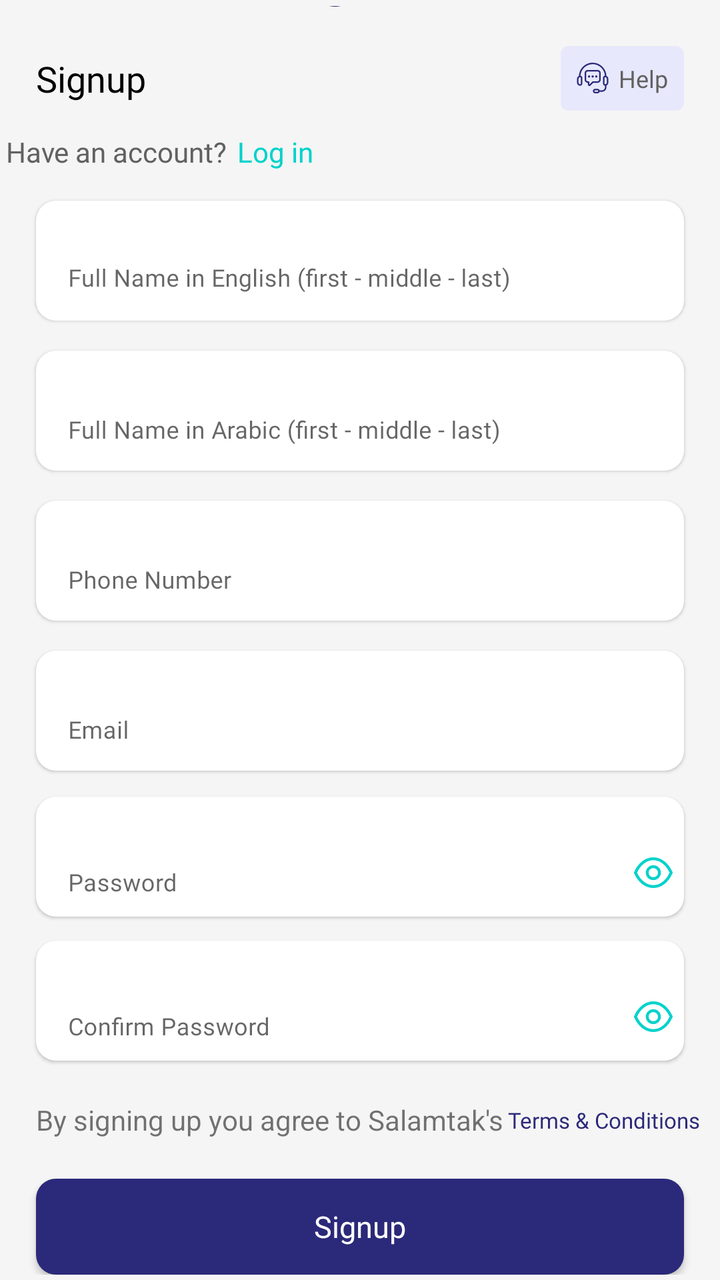
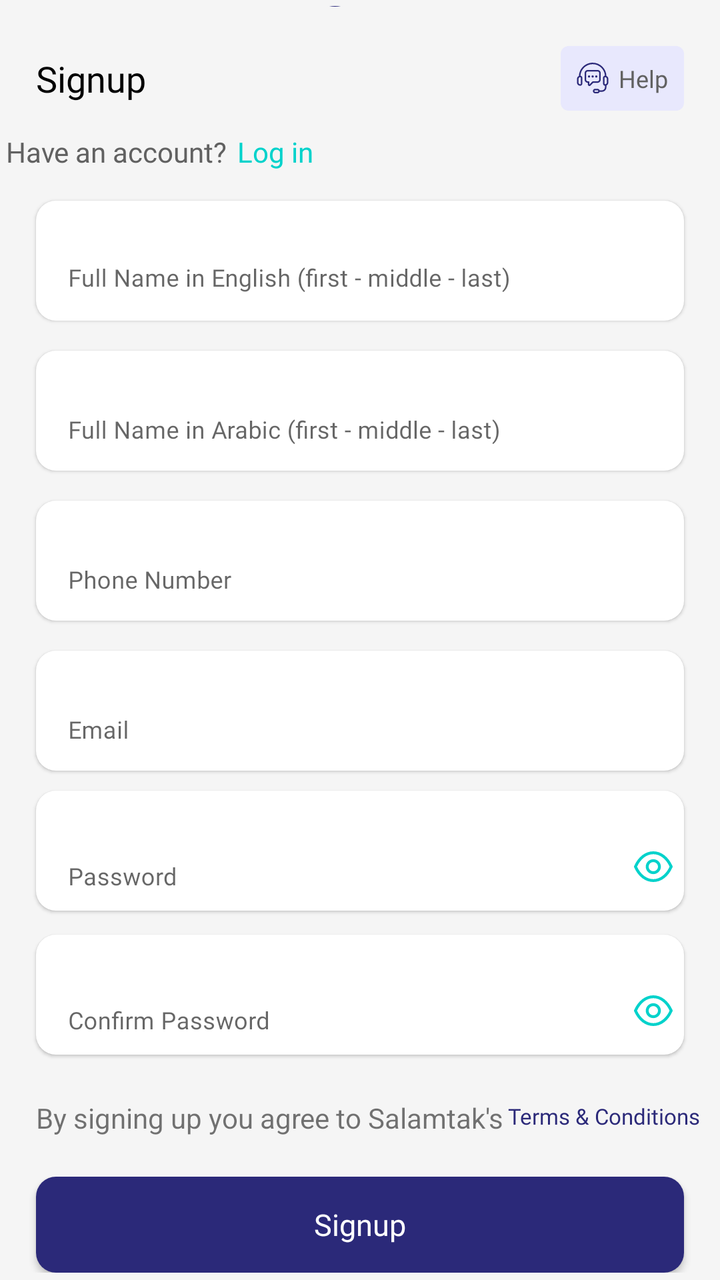

Two renders of the same Android screen: before a commit and after it. Below are the layout's source before the change and the commit's diff.
<!-- AndroidManifest.xml: application theme Theme.NewDesign -->
<!-- res/layout/signupfragment.xml -->
<?xml version="1.0" encoding="utf-8"?>
<androidx.constraintlayout.widget.ConstraintLayout
    xmlns:android="http://schemas.android.com/apk/res/android"
    xmlns:app="http://schemas.android.com/apk/res-auto"
    xmlns:tools="http://schemas.android.com/tools"
    android:layout_width="match_parent"
    android:layout_height="match_parent"
    android:background="@color/bg_color_gray"
    tools:context=".fragment.splash.ChooseLanguageFragment">

<androidx.core.widget.NestedScrollView
    android:layout_width="match_parent"
    android:layout_height="0dp"
    app:layout_constraintTop_toTopOf="parent"
    app:layout_constraintBottom_toBottomOf="parent"
    >
    <androidx.constraintlayout.widget.ConstraintLayout
        android:layout_width="match_parent"
        android:layout_height="match_parent"
        android:padding="3dp"
        >

    <com.google.android.material.imageview.ShapeableImageView
        android:id="@+id/iv_doctorProfile"
        android:layout_width="80dp"
        android:layout_height="80dp"
        android:layout_marginTop="70dp"
        android:adjustViewBounds="true"
        android:visibility="gone"
        android:src="@drawable/iv_doctor_logo"
        app:layout_constraintEnd_toEndOf="parent"
        app:layout_constraintStart_toStartOf="parent"
        app:layout_constraintTop_toTopOf="parent" />
        <androidx.constraintlayout.widget.ConstraintLayout
            android:layout_width="25dp"
            android:layout_height="25dp"
            android:background="@drawable/bg_circle"
            android:layout_marginStart="10dp"
            app:layout_constraintEnd_toEndOf="@+id/iv_doctorProfile"
           app:layout_constraintBottom_toBottomOf="@+id/iv_doctorProfile"
            >
            <com.google.android.material.imageview.ShapeableImageView
                android:id="@+id/iv_cam"
                android:layout_width="18dp"
                android:layout_height="15dp"
                android:adjustViewBounds="true"
                android:src="@drawable/ic_camera"
                app:layout_constraintStart_toStartOf="parent"
                app:layout_constraintEnd_toEndOf="parent"
                app:layout_constraintBottom_toBottomOf="parent"
                app:layout_constraintTop_toTopOf="parent"
                 />
        </androidx.constraintlayout.widget.ConstraintLayout>

    <androidx.appcompat.widget.AppCompatTextView
        android:id="@+id/tv_uploadPhoto"
        android:layout_width="0dp"
        android:layout_height="wrap_content"
        android:layout_marginTop="10dp"
        android:fontFamily="@font/avenirltstd_roman"
        android:gravity="center"
        android:padding="2dp"
        android:visibility="gone"
        android:text="@string/upload_your_photo"
        android:textColor="@color/gray"
        android:textSize="16sp"
        app:layout_constraintEnd_toEndOf="parent"
        app:layout_constraintStart_toStartOf="parent"
        app:layout_constraintTop_toBottomOf="@+id/iv_doctorProfile"
        app:layout_constraintWidth_percent=".85" />


    <com.google.android.material.textfield.TextInputLayout
        android:id="@+id/textinput_fullName_En"
        style="@style/Widget.MaterialComponents.TextInputLayout.OutlinedBox"
        android:layout_width="match_parent"
        android:layout_height="60dp"
        android:layout_margin="15dp"
        android:layout_marginTop="20dp"
        android:background="@drawable/bg_edittext"
        android:elevation="1dp"
        android:paddingTop="4dp"
        app:boxBackgroundMode="none"
        app:layout_constraintEnd_toEndOf="parent"
        app:layout_constraintStart_toStartOf="parent"
        app:layout_constraintTop_toBottomOf="@+id/tv_login">

        <com.google.android.material.textfield.TextInputEditText
            android:id="@+id/et_fullName_En"
            android:layout_width="match_parent"
            android:layout_gravity="center_horizontal"
            android:gravity="start"
            android:layout_marginTop="5dp"
            android:imeOptions="actionNext"
            android:foregroundTint="@color/gray"
            android:digits="abcdefghijklmnopqrstuvwxyz ABCDEFGHIJKLMNOPQRSTUVWXYZ "
            android:hint="@string/full_name_in_english_first_middle_last"
            android:textColor="@color/black"
            android:fontFamily="@font/avenirltstd_roman"
            android:textSize="12sp"
            android:layout_height="60dp"
            android:inputType="text" />

    </com.google.android.material.textfield.TextInputLayout>
        <androidx.appcompat.widget.AppCompatTextView
            android:id="@+id/tv_fullNameError"
            android:layout_width="wrap_content"
            android:layout_height="wrap_content"
            android:layout_marginTop="5dp"
            android:layout_marginBottom="5dp"
            android:layout_marginStart="15dp"
            android:fontFamily="@font/avenirltstd_roman"
            android:gravity="center"
            android:padding="2dp"
            android:text=""
            android:textColor="@color/red"
            android:textSize="12sp"
            android:visibility="gone"
            app:layout_constraintStart_toStartOf="parent"
            app:layout_constraintTop_toBottomOf="@+id/textinput_fullName_En"
            app:layout_constraintBottom_toTopOf="@+id/textinput_fullName_Ar"
             />

    <com.google.android.material.textfield.TextInputLayout
        android:id="@+id/textinput_fullName_Ar"
        style="@style/Widget.MaterialComponents.TextInputLayout.OutlinedBox"
        android:layout_width="match_parent"
        android:layout_height="60dp"
        android:layout_margin="15dp"
        android:background="@drawable/bg_edittext"
        android:elevation="1dp"
        android:paddingTop="5dp"
        android:hint="@string/full_name_in_arabic_first_middle_last"
        app:boxBackgroundMode="none"
        app:layout_constraintEnd_toEndOf="parent"
        app:layout_constraintStart_toStartOf="parent"
        app:layout_constraintTop_toBottomOf="@+id/textinput_fullName_En">

        <com.google.android.material.textfield.TextInputEditText
            android:id="@+id/et_fullName_AR"
            android:layout_width="match_parent"
            android:layout_gravity="center_horizontal"
            android:gravity="start"
            android:imeOptions="actionNext"
            android:textColor="@color/black"
            android:fontFamily="@font/avenirltstd_roman"
            android:textSize="12sp"
            android:digits="غظضذخثتشرقصفعسنملكيطحزوهدبا "
            android:layout_marginTop="5dp"
            android:layout_height="60dp"
            android:inputType="text" />

    </com.google.android.material.textfield.TextInputLayout>
        <androidx.appcompat.widget.AppCompatTextView
            android:id="@+id/tv_fullNameARError"
            android:layout_width="wrap_content"
            android:layout_height="wrap_content"
            android:layout_marginTop="5dp"
            android:layout_marginBottom="5dp"
            android:layout_marginStart="15dp"
            android:fontFamily="@font/avenirltstd_roman"
            android:gravity="center"
            android:padding="2dp"
            android:text=""
            android:textColor="@color/red"
            android:textSize="12sp"
            android:visibility="gone"
            app:layout_constraintStart_toStartOf="parent"
            app:layout_constraintTop_toBottomOf="@+id/textinput_fullName_Ar"
            app:layout_constraintBottom_toTopOf="@+id/textinput_PhoneNumber"
            />
    <com.google.android.material.textfield.TextInputLayout
        android:id="@+id/textinput_PhoneNumber"
        style="@style/Widget.MaterialComponents.TextInputLayout.OutlinedBox"
        android:layout_width="match_parent"
        android:layout_height="60dp"
        android:layout_margin="15dp"
        android:background="@drawable/bg_edittext"
        android:elevation="1dp"
        android:paddingTop="5dp"
        android:hint="@string/mobile_number"
        app:boxBackgroundMode="none"
        app:layout_constraintEnd_toEndOf="parent"
        app:layout_constraintStart_toStartOf="parent"
        app:layout_constraintTop_toBottomOf="@+id/textinput_fullName_Ar">

        <com.google.android.material.textfield.TextInputEditText
            android:id="@+id/et_PhoneNumber"
            android:layout_width="match_parent"
            android:layout_gravity="center_horizontal"
            android:gravity="start"
            android:textColor="@color/black"
            android:fontFamily="@font/avenirltstd_roman"
            android:textSize="12sp"
            android:maxLength="11"
            android:imeOptions="actionNext"
            android:digits="jjfhdddbbbjshjksdj6mifghdkjwaxmjjk0123456789d"
            android:layout_marginTop="5dp"
            android:layout_height="60dp"
            android:inputType="number" />
    </com.google.android.material.textfield.TextInputLayout>
        <androidx.appcompat.widget.AppCompatTextView
            android:id="@+id/tv_pohneError"
            android:layout_width="wrap_content"
            android:layout_height="wrap_content"
            android:layout_marginTop="5dp"
            android:layout_marginBottom="5dp"
            android:layout_marginStart="15dp"
            android:fontFamily="@font/avenirltstd_roman"
            android:gravity="center"
            android:padding="2dp"
            android:text=""
            android:textColor="@color/red"
            android:textSize="12sp"
            android:visibility="gone"
            app:layout_constraintStart_toStartOf="parent"
            app:layout_constraintTop_toBottomOf="@+id/textinput_PhoneNumber"
            app:layout_constraintBottom_toTopOf="@+id/textinput_Email"
            />

    <com.google.android.material.textfield.TextInputLayout
        android:id="@+id/textinput_Email"
        style="@style/Widget.MaterialComponents.TextInputLayout.OutlinedBox"
        android:layout_width="match_parent"
        android:layout_height="60dp"
        android:layout_margin="15dp"
        android:background="@drawable/bg_edittext"
        android:elevation="1dp"
        android:paddingTop="5dp"
        android:hint="@string/e_mail"
        app:boxBackgroundMode="none"
        app:layout_constraintEnd_toEndOf="parent"
        app:layout_constraintStart_toStartOf="parent"
        app:layout_constraintTop_toBottomOf="@+id/textinput_PhoneNumber">

        <com.google.android.material.textfield.TextInputEditText
            android:id="@+id/et_Email"
            android:layout_width="match_parent"
            android:layout_gravity="center_horizontal"
            android:gravity="start"
            android:textColor="@color/black"
            android:fontFamily="@font/avenirltstd_roman"
            android:textSize="12sp"
            android:imeOptions="actionNext"
            android:layout_marginTop="5dp"
            android:layout_height="60dp"
            android:inputType="textEmailAddress" />

    </com.google.android.material.textfield.TextInputLayout>
        <androidx.appcompat.widget.AppCompatTextView
            android:id="@+id/tv_emailError"
            android:layout_width="wrap_content"
            android:layout_height="wrap_content"
            android:layout_marginTop="5dp"
            android:layout_marginBottom="5dp"
            android:layout_marginStart="15dp"
            android:fontFamily="@font/avenirltstd_roman"
            android:gravity="center"
            android:padding="2dp"
            android:text=""
            android:textColor="@color/red"
            android:textSize="12sp"
            android:visibility="gone"
            app:layout_constraintStart_toStartOf="parent"
            app:layout_constraintTop_toBottomOf="@+id/textinput_Email"
            app:layout_constraintBottom_toTopOf="@+id/layout_password"
            />

 <androidx.constraintlayout.widget.ConstraintLayout
        android:id="@+id/layout_password"
        android:layout_width="match_parent"
        android:layout_height="wrap_content"
        android:background="@drawable/bg_edittext"
        android:layout_marginTop="13dp"
        android:elevation="1dp"
        app:layout_constraintStart_toStartOf="parent"
        app:layout_constraintEnd_toEndOf="parent"
        app:layout_constraintTop_toBottomOf="@+id/textinput_Email"
        android:layout_marginStart="15dp"
        android:layout_marginEnd="15dp"
        >
        <androidx.appcompat.widget.AppCompatImageView
            android:id="@+id/iv_showpassword"
            android:layout_width="20dp"
            android:layout_height="20dp"
            android:layout_gravity="center_horizontal"
            android:gravity="start"
            app:layout_constraintEnd_toEndOf="parent"
            android:src="@drawable/ic_eyeshow"
            android:layout_marginEnd="5dp"
            android:layout_marginBottom="12dp"
            app:layout_constraintBottom_toBottomOf="parent"/>

        <com.google.android.material.textfield.TextInputLayout
            android:id="@+id/textinput_password"
            style="@style/Widget.MaterialComponents.TextInputLayout.OutlinedBox"
            android:layout_width="match_parent"
            android:layout_height="55dp"
            android:layout_marginBottom="5dp"
            android:layout_marginEnd="25dp"
            android:paddingTop="5dp"
            app:boxBackgroundColor="@color/white"
            app:boxBackgroundMode="none"
            android:hint="@string/password"
            app:layout_constraintEnd_toEndOf="parent"
            app:layout_constraintStart_toStartOf="parent"
            app:layout_constraintBottom_toBottomOf="parent"
            app:layout_constraintTop_toTopOf="parent">

            <com.google.android.material.textfield.TextInputEditText
                android:id="@+id/et_password"
                android:layout_width="match_parent"
                android:layout_height="55dp"
                android:textColor="@color/black"
                android:fontFamily="@font/avenirltstd_roman"
                android:textSize="12sp"
                android:digits="abcdefghijklmnopqrstuvwxyz ABCDEFGHIJKLMNOPQRSTUVWXYZ 1234567890!@#$%^*?&amp;"
                android:layout_marginTop="5dp"
                android:imeOptions="actionNext"
                android:layout_gravity="center_horizontal"
                android:inputType="text" />

        </com.google.android.material.textfield.TextInputLayout>

    </androidx.constraintlayout.widget.ConstraintLayout>
        <androidx.appcompat.widget.AppCompatTextView
            android:id="@+id/tv_passwordError"
            android:layout_width="wrap_content"
            android:layout_height="wrap_content"
            android:layout_marginTop="5dp"
            android:layout_marginBottom="5dp"
            android:layout_marginStart="15dp"
            android:fontFamily="@font/avenirltstd_roman"
            android:gravity="center"
            android:padding="2dp"
            android:text=""
            android:textColor="@color/red"
            android:textSize="12sp"
            android:visibility="gone"
            app:layout_constraintStart_toStartOf="parent"
            app:layout_constraintTop_toBottomOf="@+id/layout_password"
            app:layout_constraintBottom_toTopOf="@+id/layout_confirmpassword"
            />

    <androidx.appcompat.widget.AppCompatTextView
        android:id="@+id/tv_signup"
        android:layout_width="wrap_content"
        android:layout_height="wrap_content"
        android:layout_marginStart="15dp"
        android:layout_marginTop="20dp"
        android:fontFamily="@font/avenirltstd_black"
        android:text="@string/sign_up"
        android:textColor="@color/black"
        android:textSize="18sp"
        app:layout_constraintBottom_toBottomOf="@+id/layout_help"
        app:layout_constraintStart_toStartOf="parent"
        app:layout_constraintTop_toTopOf="parent" />

        <androidx.appcompat.widget.AppCompatTextView
                android:id="@+id/tv_haveAcount"
                android:layout_width="wrap_content"
                android:layout_height="wrap_content"
                android:layout_marginTop="15dp"
                android:layout_marginStart="@dimen/_15sdp"
                android:layout_marginBottom="10dp"
                android:fontFamily="@font/avenirltstd_roman"
                android:text="@string/have_an_account"
                android:textColor="#616161"
                android:textSize="14sp"
                app:layout_constraintHorizontal_chainStyle="packed"
                app:layout_constraintStart_toStartOf="parent"
                app:layout_constraintTop_toBottomOf="@+id/tv_signup" />

        <androidx.appcompat.widget.AppCompatTextView
                android:id="@+id/tv_login"
                android:layout_width="wrap_content"
                android:layout_height="wrap_content"
                android:layout_marginStart="5dp"
                android:layout_marginTop="15dp"
                android:layout_marginBottom="10dp"
                android:fontFamily="@font/avenirltstd_roman"
                android:text="@string/login"
                android:textColor="#00D2CB"
                android:textSize="14sp"
                app:layout_constraintStart_toEndOf="@+id/tv_haveAcount"
                app:layout_constraintTop_toBottomOf="@+id/tv_signup" />




    <androidx.constraintlayout.widget.ConstraintLayout
        android:id="@+id/layout_help"
        android:layout_width="wrap_content"
        android:layout_height="wrap_content"
        android:layout_marginTop="20dp"
        android:layout_marginBottom="20dp"
        android:layout_marginEnd="15dp"
        android:background="@drawable/bg_help"
        android:padding="8dp"
        app:layout_constraintEnd_toEndOf="parent"
        app:layout_constraintTop_toTopOf="parent">

        <androidx.appcompat.widget.AppCompatTextView
            android:id="@+id/tv_help"
            android:layout_width="wrap_content"
            android:layout_height="wrap_content"
            android:fontFamily="@font/avenirltstd_roman"
            android:text="@string/help"
            android:textColor="#616161"
            android:textSize="12sp"
            app:layout_constraintBottom_toBottomOf="parent"
            app:layout_constraintEnd_toEndOf="parent"
            app:layout_constraintTop_toTopOf="parent" />

        <com.google.android.material.imageview.ShapeableImageView
            android:id="@+id/iv_help"
            android:layout_width="wrap_content"
            android:layout_height="wrap_content"
            android:layout_marginEnd="5dp"
            android:adjustViewBounds="true"
            android:src="@drawable/ic_help"
            app:layout_constraintEnd_toStartOf="@+id/tv_help"
            app:layout_constraintStart_toStartOf="parent"
            app:layout_constraintTop_toTopOf="parent" />


    </androidx.constraintlayout.widget.ConstraintLayout>
    <androidx.constraintlayout.widget.ConstraintLayout
        android:id="@+id/layout_confirmpassword"
        android:layout_width="match_parent"
        android:layout_height="wrap_content"
        android:background="@drawable/bg_edittext"
        android:layout_marginTop="12dp"
        android:elevation="1dp"
        app:layout_constraintStart_toStartOf="parent"
        app:layout_constraintEnd_toEndOf="parent"
        app:layout_constraintTop_toBottomOf="@+id/layout_password"
        android:layout_marginStart="15dp"
        android:layout_marginEnd="15dp"
        >
        <androidx.appcompat.widget.AppCompatImageView
            android:id="@+id/iv_confirmshowpassword"
            android:layout_width="20dp"
            android:layout_height="20dp"
            android:layout_gravity="center_horizontal"
            android:gravity="start"
            app:layout_constraintEnd_toEndOf="parent"
            android:src="@drawable/ic_eyeshow"
            android:layout_marginEnd="5dp"
            android:layout_marginBottom="12dp"
            app:layout_constraintBottom_toBottomOf="parent"/>

        <com.google.android.material.textfield.TextInputLayout
            android:id="@+id/confirmtextinput_password"
            style="@style/Widget.MaterialComponents.TextInputLayout.OutlinedBox"
            android:layout_width="match_parent"
            android:layout_height="55dp"
            android:layout_marginBottom="5dp"
            android:layout_marginEnd="25dp"
            android:paddingTop="5dp"
            app:boxBackgroundColor="@color/white"
            app:boxBackgroundMode="none"
            android:hint="@string/confirm_new_password"
            app:layout_constraintEnd_toEndOf="parent"
            app:layout_constraintStart_toStartOf="parent"
            app:layout_constraintBottom_toBottomOf="parent"
            app:layout_constraintTop_toTopOf="parent">

            <com.google.android.material.textfield.TextInputEditText
                android:id="@+id/confirm_et_password"
                android:layout_width="match_parent"
                android:layout_height="55dp"
                android:textColor="@color/black"
                android:layout_marginTop="5dp"
                android:fontFamily="@font/avenirltstd_roman"
                android:textSize="12sp"
                android:digits="abcdefghijklmnopqrstuvwxyz ABCDEFGHIJKLMNOPQRSTUVWXYZ 1234567890!@#$%^*?&amp;"
                android:imeOptions="actionDone"
                android:layout_gravity="center_horizontal"
                android:inputType="text" />

        </com.google.android.material.textfield.TextInputLayout>

    </androidx.constraintlayout.widget.ConstraintLayout>
        <androidx.appcompat.widget.AppCompatTextView
            android:id="@+id/tv_confirmpasswordError"
            android:layout_width="wrap_content"
            android:layout_height="wrap_content"
            android:layout_marginTop="5dp"
            android:layout_marginBottom="5dp"
            android:layout_marginStart="15dp"
            android:fontFamily="@font/avenirltstd_roman"
            android:gravity="center"
            android:padding="2dp"
            android:text=""
            android:textColor="@color/red"
            android:textSize="12sp"
            android:visibility="gone"
            app:layout_constraintStart_toStartOf="parent"
            app:layout_constraintTop_toBottomOf="@+id/layout_confirmpassword"
            />


        <TextView
            android:id="@id/ch_terms"
            android:layout_width="wrap_content"
            android:layout_height="wrap_content"
            android:layout_marginStart="15dp"
            android:layout_marginTop="20dp"
            android:text="@string/agree_to"
            app:layout_constraintStart_toStartOf="parent"
            app:layout_constraintTop_toBottomOf="@+id/layout_confirmpassword" />

        <androidx.appcompat.widget.AppCompatTextView
            android:id="@+id/tv_termsandconditions"
            android:layout_width="wrap_content"
            android:layout_height="wrap_content"
            android:layout_marginTop="20dp"
            android:layout_marginStart="2dp"
            android:fontFamily="@font/avenirltstd_roman"
           android:text="@string/terms_conditions"
            android:textColor="@color/blue"
            android:textSize="11sp"
            app:layout_constraintStart_toEndOf="@+id/ch_terms"
            app:layout_constraintTop_toBottomOf="@+id/layout_confirmpassword"
            app:layout_constraintBottom_toBottomOf="@+id/ch_terms"
            />

        <androidx.constraintlayout.widget.ConstraintLayout
           android:id="@+id/layout"
            android:layout_width="match_parent"
            android:layout_height="wrap_content"
            app:layout_constraintEnd_toEndOf="parent"
            app:layout_constraintStart_toStartOf="parent"
            app:layout_constraintTop_toBottomOf="@+id/ch_terms"
           app:layout_constraintBottom_toTopOf="@+id/imageView"
            app:layout_constraintWidth_percent=".9"
            android:layout_marginTop="20dp">
            <androidx.appcompat.widget.AppCompatButton
                android:id="@+id/btn_signUp"
                android:layout_width="0dp"
                android:layout_height="wrap_content"
                android:background="@drawable/bg_chooselang_button"
                android:fontFamily="@font/avenirltstd_black"
                android:padding="5dp"
                android:text="@string/sign_up"
                android:textAllCaps="false"
                android:textColor="@color/white"
                android:textSize="15sp"
                android:layout_marginStart="15dp"
                android:layout_marginEnd="15dp"
                app:layout_constraintEnd_toEndOf="parent"
                app:layout_constraintStart_toStartOf="parent"
                app:layout_constraintTop_toTopOf="parent"

                />
        </androidx.constraintlayout.widget.ConstraintLayout>





        <ProgressBar
            android:id="@+id/progress_bar"
            android:layout_width="wrap_content"
            android:layout_height="wrap_content"
            app:layout_constraintEnd_toEndOf="parent"
            app:layout_constraintStart_toStartOf="parent"
            app:layout_constraintTop_toBottomOf="@+id/layout"
            app:layout_constraintTop_toTopOf="@+id/layout"
            android:visibility="gone"
            />




        <ImageView
            android:id="@+id/imageView"
            android:layout_width="100dp"
            android:layout_height="4dp"
            android:layout_marginTop="35dp"
            android:adjustViewBounds="true"
            android:contentDescription="TODO"
            app:layout_constraintTop_toBottomOf="@+id/layout"
            app:layout_constraintBottom_toBottomOf="parent"
            app:layout_constraintEnd_toEndOf="parent"
            app:layout_constraintStart_toStartOf="parent" />

    </androidx.constraintlayout.widget.ConstraintLayout>

</androidx.core.widget.NestedScrollView>

</androidx.constraintlayout.widget.ConstraintLayout>
<!-- resources referenced by this layout -->
<resources>
  <color name="bg_color_gray">#F5F5F5</color>
  <color name="black">#FF000000</color>
  <color name="blue">#2B2979</color>
  <color name="gray">#B7B7B7</color>
  <color name="red">#F60707</color>
  <color name="white">#FFFFFFFF</color>
  <!-- drawable bg_chooselang_button (drawable) -->
  <?xml version="1.0" encoding="utf-8"?>
  <shape xmlns:android="http://schemas.android.com/apk/res/android"
      android:shape="rectangle"
      >
  
      <corners android:radius="10dp"/>
      <solid android:color="@color/blue"/>
  
  
  </shape>
  <!-- drawable bg_circle (drawable) -->
  <?xml version="1.0" encoding="utf-8"?>
  <shape xmlns:android="http://schemas.android.com/apk/res/android"
      android:shape="oval"
      >
  
      <size android:width="20dp" android:height="20dp"/>
      <solid android:color="@color/blue"/>
  
  </shape>
  <!-- drawable bg_edittext (drawable) -->
  <?xml version="1.0" encoding="utf-8"?>
  <shape xmlns:android="http://schemas.android.com/apk/res/android"
      android:shape="rectangle"
      >
  
      <solid android:color="@color/white"/>
      <corners android:radius="10dp"/>
  </shape>
  <!-- drawable bg_help (drawable) -->
  <?xml version="1.0" encoding="utf-8"?>
  <shape xmlns:android="http://schemas.android.com/apk/res/android"
      android:shape="rectangle"
      >
      <solid android:color="@color/move"/>
      <corners android:radius="4dp"/>
  
  </shape>
  <!-- drawable ic_eyeshow (drawable) -->
  <vector xmlns:android="http://schemas.android.com/apk/res/android"
      android:width="18dp"
      android:height="14dp"
      android:viewportWidth="18"
      android:viewportHeight="14">
    <path
        android:pathData="M8.695,0C12.291,0.003 15.519,2.523 17.333,6.742C17.404,6.907 17.404,7.093 17.333,7.257C15.52,11.477 12.291,13.997 8.695,14H8.69C5.095,13.997 1.866,11.477 0.053,7.257C-0.018,7.093 -0.018,6.907 0.053,6.742C1.866,2.523 5.096,0.003 8.69,0H8.695ZM8.693,1.304C5.706,1.305 2.981,3.428 1.365,7C2.981,10.571 5.705,12.695 8.693,12.696C11.681,12.695 14.404,10.571 16.021,7C14.404,3.428 11.681,1.305 8.693,1.304ZM8.692,3.6C10.568,3.6 12.093,5.125 12.093,7C12.093,8.874 10.568,10.399 8.692,10.399C6.817,10.399 5.293,8.874 5.293,7C5.293,5.125 6.817,3.6 8.692,3.6ZM8.692,4.904C7.536,4.904 6.597,5.844 6.597,7C6.597,8.156 7.536,9.095 8.692,9.095C9.849,9.095 10.789,8.156 10.789,7C10.789,5.844 9.849,4.904 8.692,4.904Z"
        android:fillColor="#00D2CB"
        android:fillType="evenOdd"/>
  </vector>
  <string name="agree_to">By signing up you agree to Salamtak\'s</string>
  <string name="confirm_new_password">Confirm Password</string>
  <string name="e_mail">Email</string>
  <string name="full_name_in_arabic_first_middle_last">Full Name in Arabic (first - middle - last)</string>
  <string name="full_name_in_english_first_middle_last">Full Name in English (first - middle - last)</string>
  <string name="have_an_account">Have an account?</string>
  <string name="help">Help</string>
  <string name="login">Log in</string>
  <string name="mobile_number">Phone Number</string>
  <string name="password">Password</string>
  <string name="sign_up">Signup</string>
  <string name="terms_conditions"> Terms &amp; Conditions</string>
  <string name="upload_your_photo">Upload your photo</string>
  <style name="Theme.NewDesign" parent="Theme.MaterialComponents.Light.NoActionBar">
          
          <item name="colorPrimary">@color/purple_500</item>
          <item name="colorPrimaryVariant">@color/purple_700</item>
          <item name="colorOnPrimary">@color/white</item>
          
          <item name="colorSecondary">#0639BA</item>
          <item name="colorSecondaryVariant">@color/teal_700</item>
          <item name="colorOnSecondary">@color/black</item>
          
          <item name="android:statusBarColor">?attr/colorPrimaryVariant</item>
          
      </style>
  <color name="move">#E8E8FD</color>
  <color name="purple_500">#AEB3BE</color>
  <color name="purple_700">#FF3700B3</color>
  <color name="teal_700">#FF018786</color>
  <!-- unchanged entries left out for length: 3 -->
</resources>

<!-- the commit's change to res/layout/signupfragment.xml (unified diff, before → after) -->
@@ -271,7 +271,7 @@
         android:layout_width="match_parent"
         android:layout_height="wrap_content"
         android:background="@drawable/bg_edittext"
-        android:layout_marginTop="13dp"
+        android:layout_marginTop="10dp"
         android:elevation="1dp"
         app:layout_constraintStart_toStartOf="parent"
         app:layout_constraintEnd_toEndOf="parent"
@@ -486,13 +486,13 @@
             android:id="@+id/tv_confirmpasswordError"
             android:layout_width="wrap_content"
             android:layout_height="wrap_content"
-            android:layout_marginTop="5dp"
+            android:layout_marginTop="3dp"
             android:layout_marginBottom="5dp"
             android:layout_marginStart="15dp"
             android:fontFamily="@font/avenirltstd_roman"
             android:gravity="center"
             android:padding="2dp"
-            android:text=""
+            android:text="5"
             android:textColor="@color/red"
             android:textSize="12sp"
             android:visibility="gone"
@@ -506,7 +506,7 @@
             android:layout_width="wrap_content"
             android:layout_height="wrap_content"
             android:layout_marginStart="15dp"
-            android:layout_marginTop="20dp"
+            android:layout_marginTop="22dp"
             android:text="@string/agree_to"
             app:layout_constraintStart_toStartOf="parent"
             app:layout_constraintTop_toBottomOf="@+id/layout_confirmpassword" />
